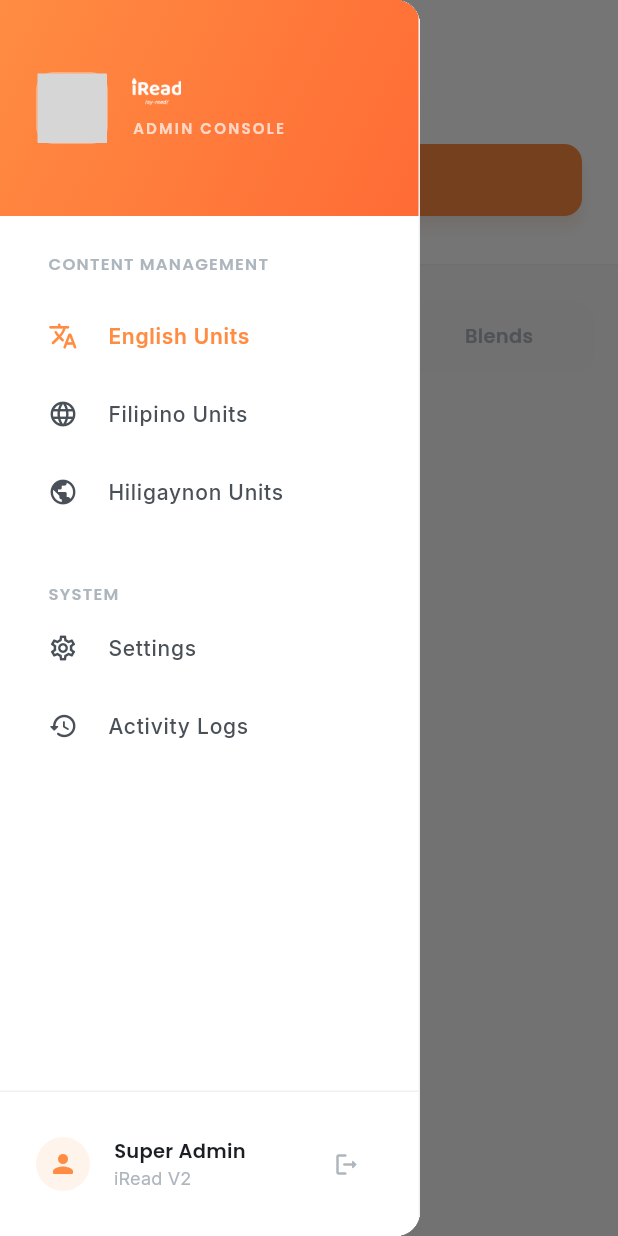
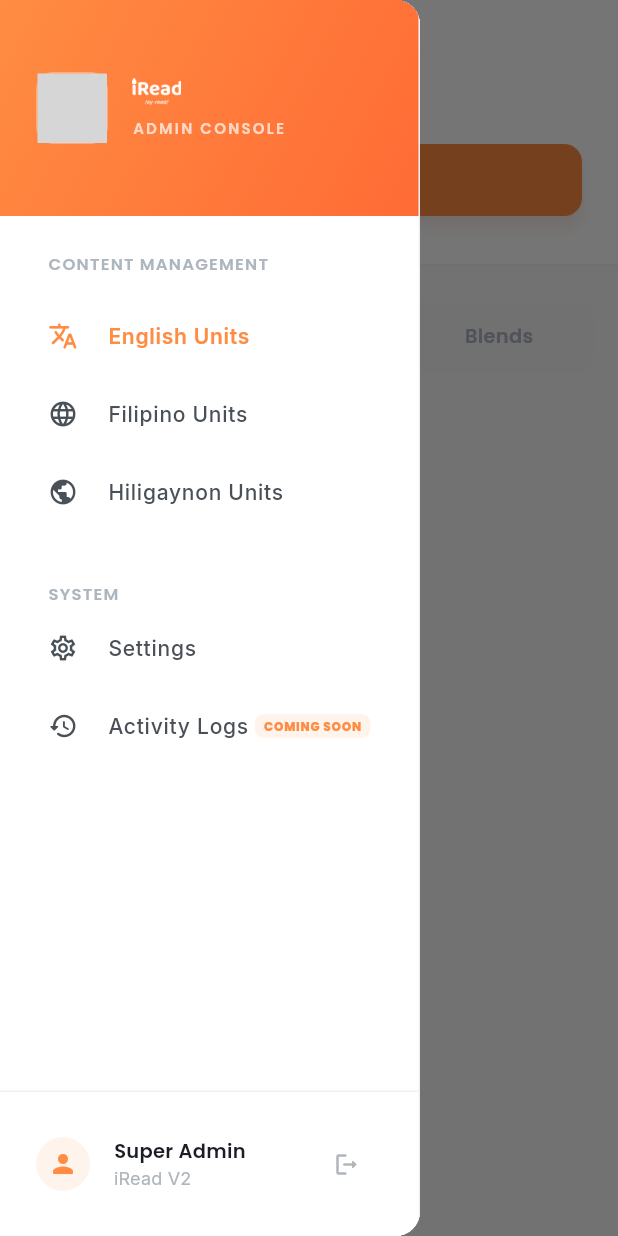
Before and after one commit to alchristofe/iread-admin, a Flutter app: the screen it shows once a user with an empty profile is signed in, with the side drawer open, on a phone screen of 412 x 824 dp. Run offline on Flutter 3.47's test engine with Material 3 defaults, Android fonts, the phone set to English and light mode, and no system bars; drawn by our look-alikes of rive; our stand-ins replace audioplayers, cloud_firestore, file_picker, firebase_auth, firebase_core, flutter_svg and 2 more; accounts and stored records are empty; grey boxes are pictures that could not be loaded.

Commit message:
feat: implement admin dashboard and settings screens with responsive navigation

```diff
--- a/lib/screens/dashboard_screen.dart
+++ b/lib/screens/dashboard_screen.dart
@@ -8,6 +8,9 @@ import '../core/widgets/responsive_layout.dart';
 import 'package:rive/rive.dart' hide Image;
 import 'package:firebase_auth/firebase_auth.dart';
 import 'login_screen.dart';
+import 'settings_screen.dart';
+
+enum SidebarView { units, settings }
 
 class DashboardScreen extends StatefulWidget {
   const DashboardScreen({super.key});
@@ -18,6 +21,7 @@ class DashboardScreen extends StatefulWidget {
 
 class _DashboardScreenState extends State<DashboardScreen> {
   LanguageType _selectedLanguage = LanguageType.english;
+  SidebarView _currentView = SidebarView.units;
   final GlobalKey<ScaffoldState> _scaffoldKey = GlobalKey<ScaffoldState>();
 
   @override
@@ -33,8 +37,16 @@ class _DashboardScreenState extends State<DashboardScreen> {
               backgroundColor: AppColors.surface,
               child: _AdminSidebar(
                 selectedLanguage: _selectedLanguage,
+                currentView: _currentView,
                 onLanguageSelected: (type) {
-                  setState(() => _selectedLanguage = type);
+                  setState(() {
+                    _selectedLanguage = type;
+                    _currentView = SidebarView.units;
+                  });
+                  _scaffoldKey.currentState?.closeDrawer();
+                },
+                onViewSelected: (view) {
+                  setState(() => _currentView = view);
                   _scaffoldKey.currentState?.closeDrawer();
                 },
               ),
@@ -46,30 +58,53 @@ class _DashboardScreenState extends State<DashboardScreen> {
           if (!isMobileOrTablet)
             _AdminSidebar(
               selectedLanguage: _selectedLanguage,
-              onLanguageSelected: (type) => setState(() => _selectedLanguage = type),
+              currentView: _currentView,
+              onLanguageSelected: (type) {
+                setState(() {
+                  _selectedLanguage = type;
+                  _currentView = SidebarView.units;
+                });
+              },
+              onViewSelected: (view) => setState(() => _currentView = view),
             ),
 
           // Main Content
           Expanded(
-            child: UnitsListScreen(
-              language: _selectedLanguage,
-              isMobile: isMobileOrTablet,
-              onMenuPressed: isMobileOrTablet ? () => _scaffoldKey.currentState?.openDrawer() : null,
-            ),
+            child: _buildMainContent(isMobileOrTablet),
           ),
         ],
       ),
     );
   }
+
+  Widget _buildMainContent(bool isMobile) {
+    switch (_currentView) {
+      case SidebarView.units:
+        return UnitsListScreen(
+          language: _selectedLanguage,
+          isMobile: isMobile,
+          onMenuPressed: isMobile ? () => _scaffoldKey.currentState?.openDrawer() : null,
+        );
+      case SidebarView.settings:
+        return SettingsScreen(
+          isMobile: isMobile,
+          onMenuPressed: isMobile ? () => _scaffoldKey.currentState?.openDrawer() : null,
+        );
+    }
+  }
 }
 
 class _AdminSidebar extends StatelessWidget {
   final LanguageType selectedLanguage;
+  final SidebarView currentView;
   final Function(LanguageType) onLanguageSelected;
+  final Function(SidebarView) onViewSelected;
 
   const _AdminSidebar({
     required this.selectedLanguage,
+    required this.currentView,
     required this.onLanguageSelected,
+    required this.onViewSelected,
   });
 
   @override
@@ -151,8 +186,20 @@ class _AdminSidebar extends StatelessWidget {
 
                 AppSpacing.verticalXL,
                 _buildSectionHeader(context, 'SYSTEM'),
-                _buildNavTile(context, 'Settings', Icons.settings_outlined, () {}),
-                _buildNavTile(context, 'Activity Logs', Icons.history_rounded, () {}),
+                _buildNavTile(
+                  context,
+                  'Settings',
+                  Icons.settings_outlined,
+                  () => onViewSelected(SidebarView.settings),
+                  isSelected: currentView == SidebarView.settings,
+                ),
+                _buildNavTile(
+                  context,
+                  'Activity Logs',
+                  Icons.history_rounded,
+                  () {},
+                  badgeText: 'COMING SOON',
+                ),
               ],
             ),
           ),
@@ -227,7 +274,7 @@ class _AdminSidebar extends StatelessWidget {
   }
 
   Widget _buildLanguageTile(BuildContext context, LanguageType type, String title, IconData icon) {
-    final isSelected = selectedLanguage == type;
+    final isSelected = currentView == SidebarView.units && selectedLanguage == type;
 
     return _buildNavTile(
       context,
@@ -238,7 +285,7 @@ class _AdminSidebar extends StatelessWidget {
     );
   }
 
-  Widget _buildNavTile(BuildContext context, String title, IconData icon, VoidCallback onTap, {bool isSelected = false}) {
+  Widget _buildNavTile(BuildContext context, String title, IconData icon, VoidCallback onTap, {bool isSelected = false, String? badgeText}) {
     return Container(
       margin: const EdgeInsets.only(bottom: 4),
       child: ListTile(
@@ -251,7 +298,10 @@ class _AdminSidebar extends StatelessWidget {
           size: 20,
           color: isSelected ? AppColors.primary : AppColors.textMedium,
         ),
-        title: Text(
+        title: Row(
+          children: [
+            Expanded(
+              child: Text(
                 title,
                 style: AppTextStyles.bodyMedium(context).copyWith(
                   color: isSelected ? AppColors.primary : AppColors.textMedium,
@@ -259,6 +309,26 @@ class _AdminSidebar extends StatelessWidget {
                   fontSize: 14,
                 ),
               ),
+            ),
+            if (badgeText != null)
+              Container(
+                padding: const EdgeInsets.symmetric(horizontal: 6, vertical: 2),
+                decoration: BoxDecoration(
+                  color: AppColors.primary.withValues(alpha: 0.1),
+                  borderRadius: BorderRadius.circular(6),
+                ),
+                child: Text(
+                  badgeText,
+                  style: AppTextStyles.label(context).copyWith(
+                    color: AppColors.primary,
+                    fontSize: 8,
+                    fontWeight: FontWeight.w800,
+                    letterSpacing: 0.5,
+                  ),
+                ),
+              ),
+          ],
+        ),
         contentPadding: const EdgeInsets.symmetric(horizontal: AppSpacing.m),
       ),
     );
```
Also changed, not shown: lib/screens/settings_screen.dart (added, +181 -0 lines). Lines whose indentation alone changed are shown as unchanged.
